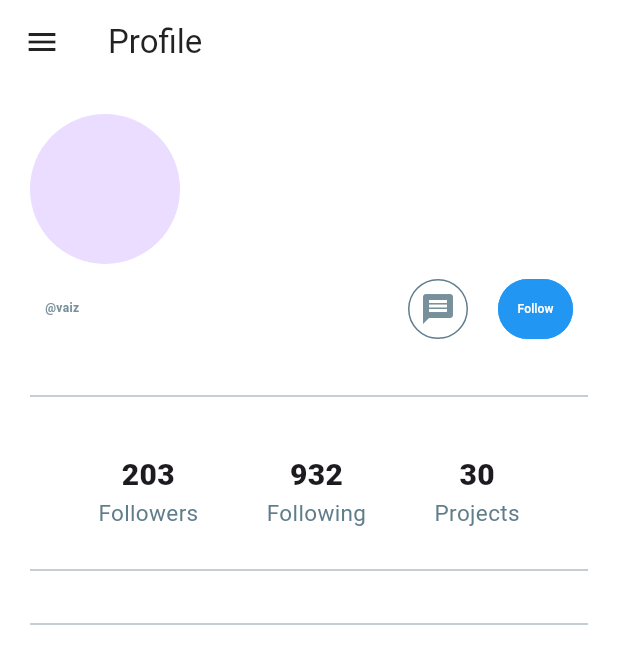
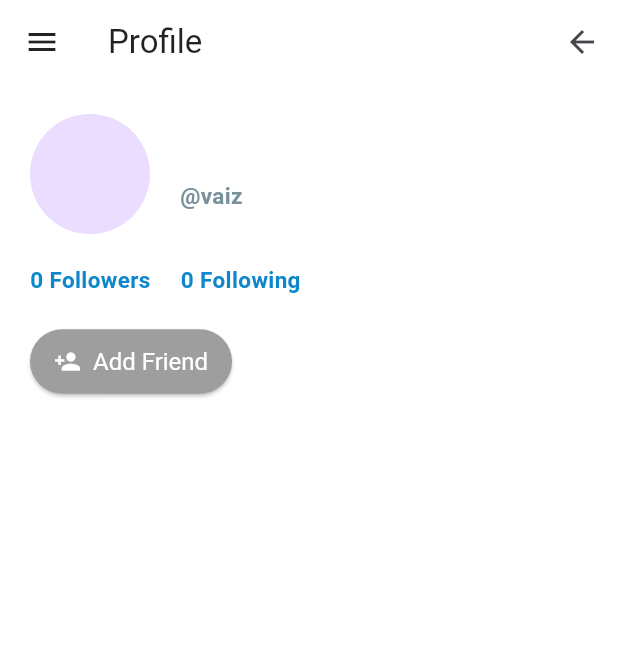
Before and after one commit to Ambady1/BookWise, a Flutter app: the HomePage screen opened directly, item 4 of the bottom bar chosen, on a phone screen of 412 x 824 dp. Shown: the top 664 px of the screen. Run offline on Flutter 3.47's test engine with Material 3 defaults, Android fonts, the phone set to English and light mode, and no system bars; our stand-ins replace cloud_firestore, firebase_auth, firebase_core, fluttertoast; accounts and stored records are empty; network calls fail; statements that could not run were skipped.

Commit message:
added profile

```diff
--- a/lib/functions/Profile/screens/profile.dart
+++ b/lib/functions/Profile/screens/profile.dart
@@ -1,9 +1,22 @@
+import 'package:flutter/material.dart';
+import 'package:firebase_auth/firebase_auth.dart';
+import 'package:cloud_firestore/cloud_firestore.dart';
 import 'package:bookwise/functions/loginandsignup/screens/login.dart';
-import 'package:firebase_auth/firebase_auth.dart';
-import 'package:flutter/material.dart';
 
-class MyProfile extends StatelessWidget {
-  const MyProfile({Key? key}) : super(key: key);
+class MyProfile extends StatefulWidget {
+  final String uid;
+  const MyProfile({Key? key, required this.uid}) : super(key: key);
+
+  @override
+  State<MyProfile> createState() => _MyProfileState();
+}
+
+class _MyProfileState extends State<MyProfile> {
+  var userDetails = {};
+  int followers = 0;
+  int following = 0;
+  bool isFollowing = false;
+  bool isLoading = false;
 
   Future<void> _logout(BuildContext context) async {
     try {
@@ -11,8 +24,8 @@ class MyProfile extends StatelessWidget {
       Navigator.pushReplacement(
         context,
         MaterialPageRoute(
-            builder: (context) =>
-                const LoginPage()), // Navigate to the login screen after logout
+          builder: (context) => const LoginPage(),
+        ),
       );
     } catch (e) {
       print('Error logging out: $e');
@@ -21,11 +34,54 @@ class MyProfile extends StatelessWidget {
   }
 
   @override
+  void initState() {
+    super.initState();
+    _loadUserData();
+  }
+
+  @override
+  void didUpdateWidget(covariant MyProfile oldWidget) {
+    super.didUpdateWidget(oldWidget);
+    if (oldWidget.uid != widget.uid) {
+      _loadUserData();
+    }
+  }
+
+  Future<void> _loadUserData() async {
+    setState(() {
+      isLoading = true;
+    });
+    try {
+      var snap = await FirebaseFirestore.instance
+          .collection('users')
+          .doc(widget.uid)
+          .get();
+
+      if (snap.data() != null) {
+        userDetails = snap.data()!;
+        followers = snap.data()!['followers'].length;
+        following = snap.data()!['following'].length;
+
+        // Update isFollowing state based on fetched followers list
+       isFollowing = snap.data()!['followers'] == null
+          ? false
+          : snap.data()!['followers'].contains(FirebaseAuth.instance.currentUser!.uid);
+
+      }
+    } catch (e) {
+      print('Error in loading user data: $e');
+    } finally {
+      setState(() {
+        isLoading = false;
+      });
+    }
+  }
+
+  @override
   Widget build(BuildContext context) {
-    User? user = FirebaseAuth.instance.currentUser;
-    String userName = user?.displayName ?? user?.displayName ?? user?.email ?? 'Guest';
-
-    return Scaffold(
+    return isLoading
+        ? const Center(child: CircularProgressIndicator())
+        : Scaffold(
             backgroundColor: Colors.white,
             appBar: AppBar(
               elevation: 0,
@@ -43,13 +99,20 @@ class MyProfile extends StatelessWidget {
                         leading: Icon(Icons.exit_to_app),
                         onTap: () {
                           _logout(context);
-                    // Call logout function here
                         },
                       ),
                     ),
                   ],
                 ),
               ),
+              actions: <Widget>[
+                IconButton(
+                  icon: Icon(Icons.arrow_back),
+                  onPressed: () {
+                    Navigator.pop(context);
+                  },
+                ),
+              ],
               backgroundColor: Colors.white,
             ),
             body: SingleChildScrollView(
@@ -58,191 +121,132 @@ class MyProfile extends StatelessWidget {
                 child: Column(
                   crossAxisAlignment: CrossAxisAlignment.start,
                   children: <Widget>[
-              const Row(
+                    Row(
                       children: [
                         CircleAvatar(
-                    radius: 50,
+                          radius: 40,
                           // backgroundImage: AssetImage('49457.jpg'),
-                  )
-                ],
                         ),
                         Container(
-                padding: const EdgeInsets.all(10),
-                child: Row(
-                  crossAxisAlignment: CrossAxisAlignment.start,
-                  mainAxisAlignment: MainAxisAlignment.spaceBetween,
-                  children: [
-                    Column(
+                          padding: EdgeInsets.only(left: 20),
+                          child: Column(
                             crossAxisAlignment: CrossAxisAlignment.start,
                             children: [
-                        Container(
-                          child: Text(
-                            userName,
+                              Text(
+                                userDetails['username'],
                                 style: TextStyle(
-                                color: Colors.grey[800],
-                                fontSize: 10,
-                                fontWeight: FontWeight.bold),
+                                  color: Color.fromARGB(255, 1, 29, 46),
+                                  fontSize: 20,
+                                  fontWeight: FontWeight.bold,
                                 ),
                               ),
-                        Container(
-                          child: Text(
+                              Text(
                                 '@vaiz',
                                 style: TextStyle(
                                   color: Colors.blueGrey[400],
-                                fontSize: 8,
-                                fontWeight: FontWeight.w600),
+                                  fontSize: 15,
+                                  fontWeight: FontWeight.w600,
                                 ),
                               ),
-                      ],
-                    ),
-                    Row(
-                      children: [
-                        Container(
-                          height: 40,
-                          width: 40,
-                          decoration: BoxDecoration(
-                            borderRadius: BorderRadius.circular(50),
-                            border:
-                                Border.all(width: 1, color: Colors.blueGrey),
-                          ),
-                          child: Center(
-                              child: Icon(
-                            Icons.message,
-                            color: Colors.blueGrey[400],
-                          )),
-                        ),
-                        Container(
-                          width: 70,
-                          height: 40,
-                          padding: const EdgeInsets.only(left: 20),
-                          child: TextButton(
-                            style: ButtonStyle(
-                              shape: MaterialStateProperty.all<
-                                  RoundedRectangleBorder>(
-                                RoundedRectangleBorder(
-                                  side: const BorderSide(
-                                    color: Colors.blue,
-                                    width: 1,
-                                    style: BorderStyle.solid,
-                                  ),
-                                  borderRadius: BorderRadius.circular(50),
-                                ),
-                              ),
-                              backgroundColor:
-                                  MaterialStateProperty.resolveWith<Color>(
-                                (Set<MaterialState> states) {
-                                  if (states.contains(MaterialState.disabled)) {
-                                    return Colors.blue; // Disabled color
-                                  }
-                                  return Colors.blue; // Normal color
-                                },
-                              ),
-                            ),
-                            onPressed: () {
-                              // Add onPressed functionality here
-                            },
-                            child: const Text(
-                              'Follow',
-                              style: TextStyle(color: Colors.white,fontSize:8 ),
-
-                            ),
-                          ),
-                        ),
-                      ],
-                    )
-                  ],
-                ),
-              ),
-              Container(
-                padding: const EdgeInsets.only(top: 20),
-                child: Divider(
-                  thickness: 1,
-                  color: Colors.blueGrey[200],
-                ),
-              ),
-              Row(
-                mainAxisAlignment: MainAxisAlignment.spaceEvenly,
-                children: [
-                  Container(
-                    padding:const  EdgeInsets.only(top: 30),
-                    child: Column(
-                      crossAxisAlignment: CrossAxisAlignment.center,
-                      children: [
-                        Container(
-                          child: const Text(
-                            '203',
-                            style: TextStyle(
-                                fontWeight: FontWeight.w800, fontSize: 20),
-                          ),
-                        ),
-                        Container(
-                          child:const  Text(
-                            'Followers',
-                            style:
-                                TextStyle(fontSize: 15, color: Colors.blueGrey),
-                          ),
-                        )
-                      ],
-                    ),
-                  ),
-                  Container(
-                    padding: const EdgeInsets.only(top: 30),
-                    child: Column(
-                      crossAxisAlignment: CrossAxisAlignment.center,
-                      children: [
-                        Container(
-                          child: const Text(
-                            '932',
-                            style: TextStyle(
-                                fontWeight: FontWeight.w800, fontSize: 20),
-                          ),
-                        ),
-                        Container(
-                          child: const Text(
-                            'Following',
-                            style:
-                                TextStyle(fontSize: 15, color: Colors.blueGrey),
-                          ),
-                        )
-                      ],
-                    ),
-                  ),
-                  Container(
-                    padding:const  EdgeInsets.only(top: 30),
-                    child: Column(
-                      crossAxisAlignment: CrossAxisAlignment.center,
-                      children: [
-                        Container(
-                          child:const  Text(
-                            '30',
-                            style: TextStyle(
-                                fontWeight: FontWeight.w800, fontSize: 20),
-                          ),
-                        ),
-                        Container(
-                          child:const  Text(
-                            'Projects',
-                            style:
-                                TextStyle(fontSize: 15, color: Colors.blueGrey),
-                          ),
-                        )
                             ],
                           ),
                         ),
                       ],
                     ),
-              Container(
-                padding:const  EdgeInsets.only(top: 20),
-                child: Divider(
-                  thickness: 1,
-                  color: Colors.blueGrey[200],
+                    SizedBox(height: 20),
+                    Row(
+                      mainAxisAlignment: MainAxisAlignment.start,
+                      children: [
+                        Text(
+                          '$followers Followers',
+                          style: TextStyle(
+                            color: Color.fromARGB(255, 13, 134, 204),
+                            fontSize: 15,
+                            fontWeight: FontWeight.w600,
                           ),
                         ),
-              Container(
-                padding: const EdgeInsets.only(top: 20),
-                child: Divider(
-                  thickness: 1,
-                  color: Colors.blueGrey[200],
+                        SizedBox(width: 20),
+                        Text(
+                          '$following Following',
+                          style: TextStyle(
+                            color: Color.fromARGB(255, 13, 134, 204),
+                            fontSize: 15,
+                            fontWeight: FontWeight.w600,
+                          ),
+                        ),
+                      ],
+                    ),
+                    SizedBox(height: 20),
+                    ElevatedButton(
+                     onPressed: () async {
+  if (FirebaseAuth.instance.currentUser!.uid == widget.uid) {
+    setState(() {
+      following = followers; // If viewing own profile, set following count equal to followers count
+    });
+    return;
+  }
+
+  setState(() {
+    isFollowing = !isFollowing; // Toggle follow/unfollow status
+    followers += isFollowing ? 1 : -1; // Increment/decrement followers count based on follow/unfollow
+  });
+
+  // Update followers list for the user being followed
+  await FirebaseFirestore.instance
+    .collection('users')
+    .doc(widget.uid)
+    .update({
+      'followers': isFollowing
+          ? FieldValue.arrayUnion([FirebaseAuth.instance.currentUser!.uid])
+          : FieldValue.arrayRemove([FirebaseAuth.instance.currentUser!.uid]),
+    });
+
+  // Update following list for the current user
+  await FirebaseFirestore.instance
+    .collection('users')
+    .doc(FirebaseAuth.instance.currentUser!.uid)
+    .update({
+      'following': isFollowing
+          ? FieldValue.arrayUnion([widget.uid])
+          : FieldValue.arrayRemove([widget.uid]),
+    });
+},
+
+                      style: ElevatedButton.styleFrom(
+                        shape: RoundedRectangleBorder(
+                          borderRadius:
+                              BorderRadius.circular(30.0), // Adjust as needed
+                        ),
+                        padding: EdgeInsets.symmetric(
+                            horizontal: 16.0, vertical: 12.0),
+                        backgroundColor:
+                            FirebaseAuth.instance.currentUser!.uid == widget.uid
+                                ? Colors.grey // Disabled state color (optional)
+                                : (isFollowing
+                                    ? Colors.blueAccent
+                                    : Color.fromARGB(255, 13, 134,
+                                        204)), // Following/Unfollow colors
+                        foregroundColor: Colors.white, // Text color
+                        textStyle: TextStyle(
+                            fontSize: 16.0), // Text style customization
+                      ),
+                      child: Row(
+                        mainAxisSize:
+                            MainAxisSize.min, // Center content horizontally
+                        children: [
+                          FirebaseAuth.instance.currentUser!.uid == widget.uid
+                              ? Icon(Icons.person_add,
+                                  size: 18.0) // "Add friend" icon
+                              : (isFollowing
+                                  ? Icon(Icons.check, size: 18.0)
+                                  : Icon(Icons.add, size: 18.0)),
+                          SizedBox(width: 8.0), // Spacing between icon and text
+                          Text(
+                            FirebaseAuth.instance.currentUser!.uid == widget.uid
+                                ? 'Add Friend' // "Add friend" text
+                                : (isFollowing ? 'Following' : 'Follow'),
+                          ),
+                        ],
                       ),
                     ),
                   ],
```
Also changed, not shown: lib/functions/community/screens/mainpage.dart (added, +140 -0 lines), lib/functions/homepage/screens/homepage.dart (+11 -3 lines), lib/functions/loginandsignup/screens/login.dart (+4 -5 lines), lib/functions/loginandsignup/screens/signup.dart (+23 -4 lines), lib/main.dart (+5 -2 lines), lib/functions/community/screens/searchscreen.dart (added). Lines whose indentation alone changed are shown as unchanged.
